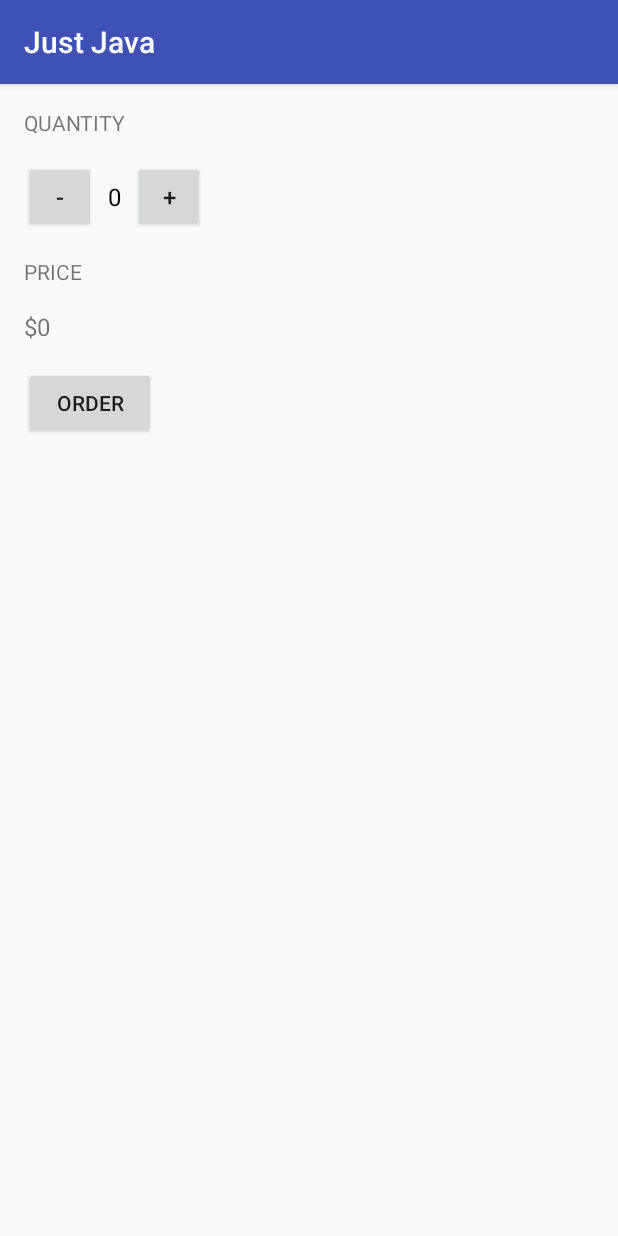
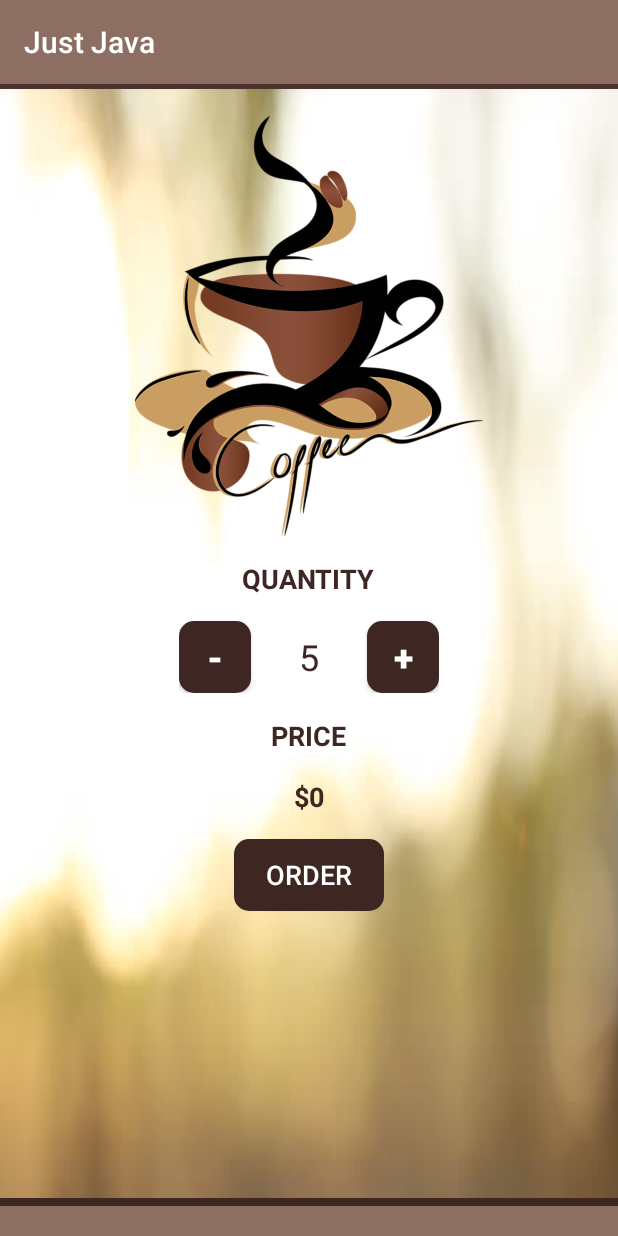
Before and after one commit to JasveerS/Jast-Java, an Android app: the screen it shows after launch (MainActivity), on a phone screen of 412 x 824 dp. Run offline under Robolectric (Android 15) with nearby library versions, the phone set to English and light mode, and no system bars.

Commit message:
final just java app

```diff
--- /dev/null
+++ b/app/src/main/res/drawable/round_button.xml
@@ -0,0 +1,7 @@
+<?xml version="1.0" encoding="utf-8"?>
+<shape xmlns:android="http://schemas.android.com/apk/res/android">
+    <solid android:color="#3E2723"></solid>
+    <corners android:radius="10dp"></corners>
+
+
+</shape>
--- /dev/null
+++ b/app/src/main/res/drawable/round_corner.xml
@@ -0,0 +1,5 @@
+<?xml version="1.0" encoding="utf-8"?>
+<shape xmlns:android="http://schemas.android.com/apk/res/android">
+  <solid android:color="#3E2723"></solid>
+    <corners android:radius="50dp"></corners>
+</shape>
--- a/app/src/main/res/layout/activity_main.xml
+++ b/app/src/main/res/layout/activity_main.xml
@@ -5,75 +5,120 @@
     android:layout_width="match_parent"
     android:layout_height="match_parent"
     android:orientation="vertical"
+    android:background="@drawable/back"
     tools:context="com.example.android.justjava.MainActivity">
+
+<LinearLayout
+    android:layout_width="match_parent"
+    android:layout_height="wrap_content"
+    android:layout_weight="1"
+    android:orientation="vertical">
+    <TextView
+        android:layout_width="match_parent"
+        android:layout_height="3dp"
+        android:background="#4E342E" />
+
+    <ImageView
+        android:layout_width="280dp"
+        android:layout_height="280dp"
+        android:layout_gravity="center"
+        android:layout_marginTop="18dp"
+        android:src="@drawable/logo_1" />
 
     <TextView
         android:layout_width="wrap_content"
         android:layout_height="wrap_content"
-        android:layout_marginLeft="16dp"
+        android:layout_gravity="center"
         android:layout_marginTop="16dp"
         android:text="quantity"
-        android:textAllCaps="true" />
+        android:textAllCaps="true"
+        android:textColor="#3E2723"
+        android:textSize="18sp"
+        android:textStyle="bold" />
 
     <LinearLayout
         android:layout_width="wrap_content"
         android:layout_height="wrap_content"
+        android:layout_gravity="center"
         android:orientation="horizontal">
 
         <Button
             android:layout_width="48dp"
             android:layout_height="48dp"
-            android:layout_marginLeft="16dp"
             android:layout_marginTop="16dp"
+            android:background="@drawable/round_button"
             android:onClick="decrement"
             android:text="-"
-            android:textSize="16sp" />
+            android:textColor="@android:color/white"
+            android:textSize="24sp"
+            android:textStyle="bold" />
 
         <TextView
             android:id="@+id/quantity_text_view"
             android:layout_width="wrap_content"
             android:layout_height="wrap_content"
-            android:layout_marginLeft="8dp"
-            android:layout_marginRight="8dp"
+            android:layout_marginLeft="32dp"
+            android:layout_marginRight="32dp"
             android:layout_marginTop="16dp"
-            android:text="0"
-            android:textColor="@android:color/black"
-            android:textSize="16sp" />
+            android:text="5"
+
+            android:textColor="#3E2723"
+            android:textSize="24sp" />
 
         <Button
             android:layout_width="48dp"
             android:layout_height="48dp"
             android:layout_marginTop="16dp"
+            android:background="@drawable/round_button"
             android:onClick="increment"
             android:text="+"
-            android:textSize="16sp" />
+            android:textColor="@android:color/white"
+            android:textSize="24sp"
+            android:textStyle="bold" />
 
     </LinearLayout>
 
     <TextView
         android:layout_width="wrap_content"
         android:layout_height="wrap_content"
-        android:layout_marginLeft="16dp"
+        android:layout_gravity="center"
         android:layout_marginTop="16dp"
         android:text="price"
-        android:textAllCaps="true" />
+        android:textAllCaps="true"
+        android:textColor="#3E2723"
+        android:textSize="18sp"
+        android:textStyle="bold" />
 
     <TextView
         android:id="@+id/price_text_view"
         android:layout_width="wrap_content"
         android:layout_height="wrap_content"
-        android:layout_marginLeft="16dp"
+        android:layout_gravity="center"
         android:layout_marginTop="16dp"
         android:text="$0"
-        android:textSize="16sp" />
+        android:textColor="#3E2723"
+        android:textSize="18sp"
+        android:textStyle="bold" />
 
     <Button
-        android:layout_width="wrap_content"
+        android:layout_width="100dp"
         android:layout_height="wrap_content"
-        android:layout_marginLeft="16dp"
+        android:layout_gravity="center"
         android:layout_marginTop="16dp"
+        android:background="@drawable/round_button"
         android:onClick="submitOrder"
-        android:text="ORDER" />
+        android:text="ORDER"
+        android:textColor="@android:color/white"
+        android:textSize="18sp" />
+</LinearLayout>
 
+    <TextView
+        android:layout_width="match_parent"
+        android:layout_height="5dp"
+        android:background="#3E2723" />
+    <TextView
+        android:layout_width="match_parent"
+        android:layout_height="20dp"
+        android:background="#8D6E63"/>
 
 </LinearLayout>
--- a/app/src/main/res/values/styles.xml
+++ b/app/src/main/res/values/styles.xml
@@ -3,8 +3,8 @@
     <!-- Base application theme. -->
     <style name="AppTheme" parent="Theme.AppCompat.Light.DarkActionBar">
         <!-- Customize your theme here. -->
-        <item name="colorPrimary">@color/colorPrimary</item>
-        <item name="colorPrimaryDark">@color/colorPrimaryDark</item>
+        <item name="colorPrimary">#8D6E63</item>
+        <item name="colorPrimaryDark">#3E2723</item>
         <item name="colorAccent">@color/colorAccent</item>
     </style>
 
```
Also changed, not shown: app/src/main/res/drawable/back.jpg (added), app/src/main/res/drawable/coffe_cup.png (added), app/src/main/res/drawable/logo_1.png (added).
